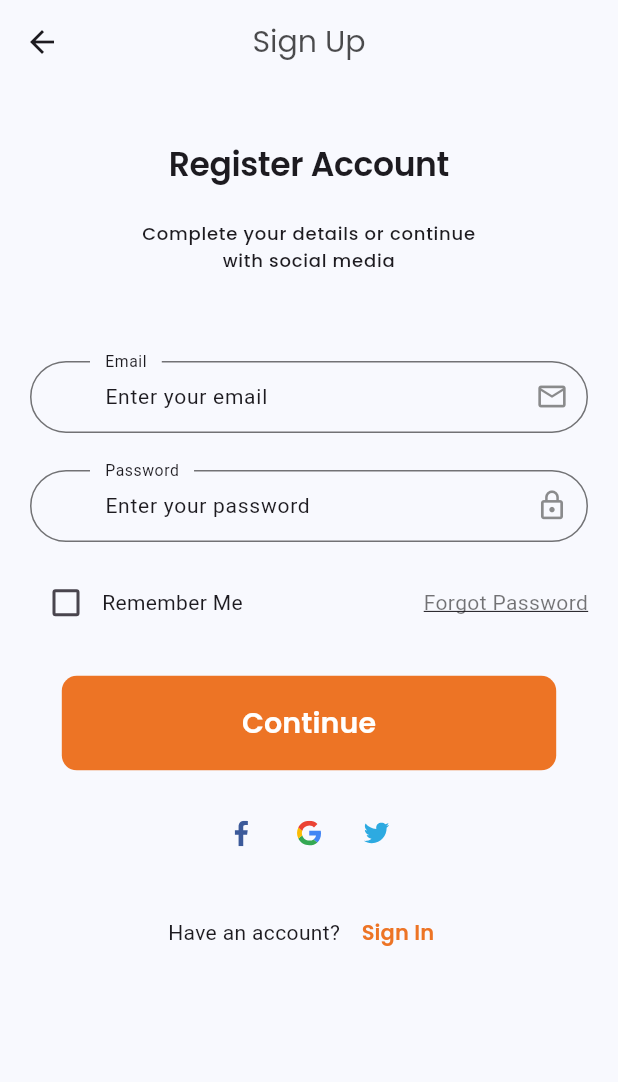
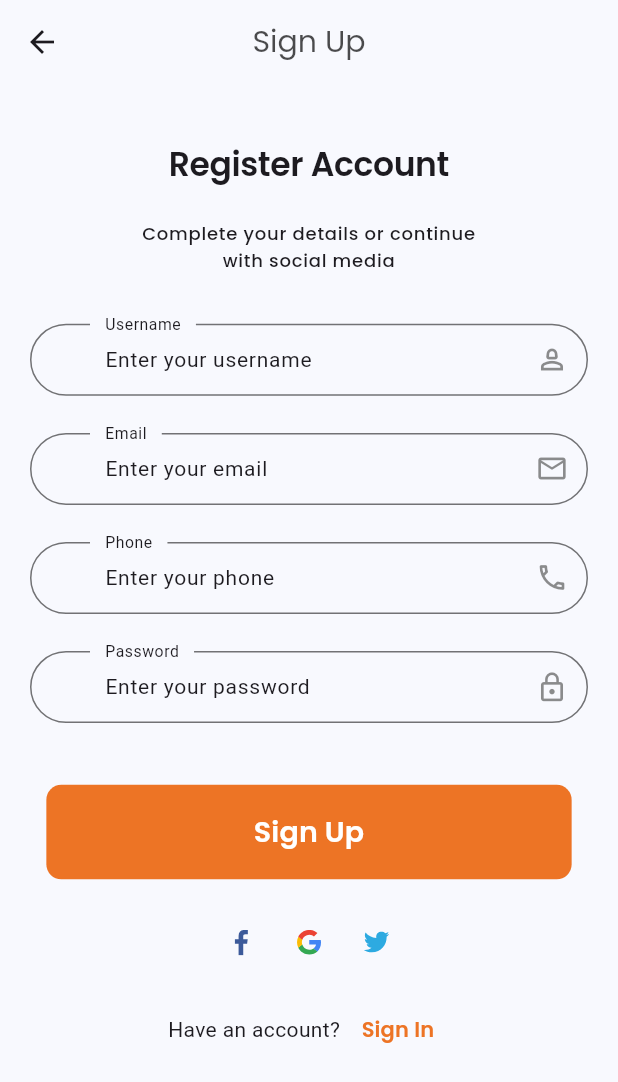
Before and after one commit to AbdelrhmanAmer/Complete-Commerce-App, a Flutter app: the SignUp screen opened by its route, after a tap on "Sign In", on a phone screen of 412 x 824 dp. Shown: the top 1082 px of the screen. Run offline on Flutter 3.47's test engine with Material 3 defaults, Android fonts, the phone set to English and light mode, and no system bars; our stand-ins replace flutter_svg, get, google_fonts, shared_preferences; accounts and stored records are empty; project files that could hold a hidden picture were left out.

Commit message:
SignIn Controller

```diff
--- a/commplete_commerce_app/lib/controller/sign_in_controller.dart
+++ b/commplete_commerce_app/lib/controller/sign_in_controller.dart
@@ -1,3 +1,4 @@
+import 'package:flutter/widgets.dart';
 import 'package:get/get.dart';
 
 import '../core/constant/app_routes.dart';
@@ -6,6 +7,8 @@ import '../core/constant/app_routes.dart';
 class SignInController extends GetxController{
   var remember = false.obs;
 
+  late TextEditingController email, password;
+
   login(){
 
   }
@@ -13,4 +16,18 @@ class SignInController extends GetxController{
     Get.toNamed(Routes.signUp);
   }
 
+  @override
+  void onInit() {
+    email = TextEditingController();
+    password = TextEditingController();
+    super.onInit();
+  }
+
+  @override
+  void dispose() {
+    email.dispose();
+    password.dispose();
+
+    super.dispose();
+  }
 }
--- a/commplete_commerce_app/lib/view/screens/authentication/sign_in.dart
+++ b/commplete_commerce_app/lib/view/screens/authentication/sign_in.dart
@@ -64,8 +64,9 @@ class LogIn extends StatelessWidget {
                 CustomButton(
                   backgroundColor: AppColor.primaryColor,
                   foregroundColor: Colors.white,
-                  text: 'Continue',
+                  text: 'Sign In',
                   press: () {},
+                  widthRatio: .85,
                 ),
                 SizedBox(height: size.height * .03),
                 const SocialIcons(),
--- a/commplete_commerce_app/lib/view/screens/authentication/sign_up.dart
+++ b/commplete_commerce_app/lib/view/screens/authentication/sign_up.dart
@@ -2,10 +2,10 @@ import 'package:flutter/material.dart';
 
 import '../../../core/constant/constants.dart';
 import '../../widgets/authentication/account_prompt.dart';
-import '../../widgets/authentication/sign_in/sign_in_form.dart';
+import '../../widgets/authentication/sign_up/sign_up_form.dart';
 import '../../../core/constant/color.dart';
 import '../../widgets/custom_button.dart';
-import '../../widgets/authentication/social_icon.dart';
+import '../../widgets/authentication/social_icons.dart';
 
 class SignUp extends StatelessWidget {
   const SignUp({super.key});
@@ -44,36 +44,19 @@ class SignUp extends StatelessWidget {
                       .copyWith(height: 1.5),
                   textAlign: TextAlign.center,
                 ),
-                SizedBox(height: size.height * .07),
-                SignInForm(),
-                SizedBox(height: size.height * .03),
+                SizedBox(height: size.height * .04),
+                SignUpFrom(),
+                SizedBox(height: size.height * .02),
                 CustomButton(
                   backgroundColor: AppColor.primaryColor,
                   foregroundColor: Colors.white,
-                  text: 'Continue',
+                  text: 'Sign Up',
                   press: () {},
+                  widthRatio: .85,
                 ),
                 SizedBox(height: size.height * .03),
-                Row(
-                  mainAxisAlignment: MainAxisAlignment.center,
-                  children: [
-                    SocialIcon(
-                      icon: 'assets/icons/facebook-2.svg',
-                      press: () {},
-                    ),
-                    const SizedBox(width: 10),
-                    SocialIcon(
-                      icon: 'assets/icons/google-icon.svg',
-                      press: () {},
-                    ),
-                    const SizedBox(width: 10),
-                    SocialIcon(
-                      icon: 'assets/icons/twitter.svg',
-                      press: () {},
-                    ),
-                  ],
-                ),
-                SizedBox(height: size.height * .03),
+                const SocialIcons(),
+                SizedBox(height: size.height * .02),
                 AccountPrompt(
                   promptText: 'Have an account? ',
                   actionText: 'Sign In',
--- /dev/null
+++ b/commplete_commerce_app/lib/view/widgets/authentication/sign_in/forgot_password.dart
@@ -0,0 +1,21 @@
+import 'package:flutter/material.dart';
+
+class ForgotPassword extends StatelessWidget {
+  const ForgotPassword({
+    super.key,
+  });
+
+  @override
+  Widget build(BuildContext context) {
+    return GestureDetector(
+      onTap: () {},
+      child: const Text(
+        "Forgot Password",
+        style: TextStyle(
+          decoration: TextDecoration.underline,
+          color: Colors.black54,
+        ),
+      ),
+    );
+  }
+}
--- /dev/null
+++ b/commplete_commerce_app/lib/view/widgets/authentication/sign_in/remeber_me_row.dart
@@ -0,0 +1,30 @@
+import 'package:flutter/material.dart';
+import 'package:get/get.dart';
+
+import '../../../../controller/sign_in_controller.dart';
+
+class RemeberMeRow extends StatelessWidget {
+  const RemeberMeRow({
+    super.key,
+    required this.signInController,
+  });
+
+  final SignInController signInController;
+
+  @override
+  Widget build(BuildContext context) {
+    return Row(
+      children: [
+        Obx(
+          () => Checkbox(
+            value: signInController.remember.value,
+            onChanged: (newValue) {
+              signInController.remember.value = newValue!;
+            },
+          ),
+        ),
+        const Text("Remember Me"),
+      ],
+    );
+  }
+}
--- a/commplete_commerce_app/lib/view/widgets/authentication/sign_in/sign_in_form.dart
+++ b/commplete_commerce_app/lib/view/widgets/authentication/sign_in/sign_in_form.dart
@@ -4,13 +4,16 @@ import 'package:get/get.dart';
 import '../../../../core/constant/constants.dart';
 import '../../../../controller/sign_in_controller.dart';
 import '../../input_decoration.dart';
+import 'forgot_password.dart';
+import 'remeber_me_row.dart';
 
 class SignInForm extends StatelessWidget {
   SignInForm({
     super.key,
   });
 
-  final signInController = Get.put(SignInController());
+  final controller = Get.put(SignInController());
+
   @override
   Widget build(BuildContext context) {
     double screenWidth = MediaQuery.of(context).size.width;
@@ -24,6 +27,7 @@ class SignInForm extends StatelessWidget {
                 labelText: "Email",
                 hintText: "Enter your email",
                 iconData: Icons.email_outlined),
+            controller: controller.email,
           ),
           SizedBox(height: size.height * .03),
           TextFormField(
@@ -31,6 +35,7 @@ class SignInForm extends StatelessWidget {
                 labelText: "Password",
                 hintText: "Enter your password",
                 iconData: Icons.lock_outline),
+            controller: controller.password,
             obscureText: true,
           ),
           SizedBox(height: size.height * .02),
@@ -38,58 +43,16 @@ class SignInForm extends StatelessWidget {
               ? Column(
                   crossAxisAlignment: CrossAxisAlignment.start,
                   children: [
-                    Row(
-                      children: [
-                        Obx(
-                          () => Checkbox(
-                            value: signInController.remember.value,
-                            onChanged: (newValue) {
-                              signInController.remember.value = newValue!;
-                            },
-                          ),
-                        ),
-                        const Text("Remember Me"),
-                      ],
-                    ),
+                    RemeberMeRow(signInController: controller),
                     const SizedBox(height: 3),
-                    GestureDetector(
-                      onTap: () {},
-                      child: const Text(
-                        "Forgot Password",
-                        style: TextStyle(
-                          decoration: TextDecoration.underline,
-                          color: Colors.black54,
-                        ),
-                      ),
-                    ),
+                    const ForgotPassword()
                   ],
                 )
               : Row(
                   mainAxisAlignment: MainAxisAlignment.spaceBetween,
                   children: [
-                    Row(
-                      children: [
-                        Obx(
-                          () => Checkbox(
-                            value: signInController.remember.value,
-                            onChanged: (newValue) {
-                              signInController.remember.value = newValue!;
-                            },
-                          ),
-                        ),
-                        const Text("Remember Me"),
-                      ],
-                    ),
-                    GestureDetector(
-                      onTap: () {},
-                      child: const Text(
-                        "Forgot Password",
-                        style: TextStyle(
-                          decoration: TextDecoration.underline,
-                          color: Colors.black54,
-                        ),
-                      ),
-                    ),
+                    RemeberMeRow(signInController: controller),
+                    const ForgotPassword()
                   ],
                 ),
         ],
--- /dev/null
+++ b/commplete_commerce_app/lib/view/widgets/authentication/sign_up/sign_up_form.dart
@@ -0,0 +1,59 @@
+import 'package:flutter/material.dart';
+
+import 'package:get/get.dart';
+
+import '../../../../core/constant/constants.dart';
+import '../../../../controller/sign_in_controller.dart';
+import '../../input_decoration.dart';
+
+class SignUpFrom extends StatelessWidget {
+  SignUpFrom({
+    super.key,
+  });
+
+  final signInController = Get.put(SignInController());
+  @override
+  Widget build(BuildContext context) {
+    return Form(
+      child: Column(
+        children: [
+          TextFormField(
+            decoration: inputDecoration(
+              labelText: "Username",
+              hintText: "Enter your username",
+              iconData: Icons.person_2_outlined,
+            ),
+            keyboardType: TextInputType.text,
+          ),
+          SizedBox(height: size.height * .03),
+          TextFormField(
+            decoration: inputDecoration(
+              labelText: "Email",
+              hintText: "Enter your email",
+              iconData: Icons.email_outlined,
+            ),
+            keyboardType: TextInputType.emailAddress,
+          ),
+          SizedBox(height: size.height * .03),
+          TextFormField(
+            decoration: inputDecoration(
+              labelText: "Phone",
+              hintText: "Enter your phone",
+              iconData: Icons.local_phone_outlined,
+            ),
+            keyboardType: TextInputType.phone,
+          ),
+          SizedBox(height: size.height * .03),
+          TextFormField(
+            decoration: inputDecoration(
+                labelText: "Password",
+                hintText: "Enter your password",
+                iconData: Icons.lock_outline),
+            obscureText: true,
+          ),
+          SizedBox(height: size.height * .03),
+        ],
+      ),
+    );
+  }
+}
```
Also changed, not shown: commplete_commerce_app/lib/controller/sign_up_controller.dart (added).
